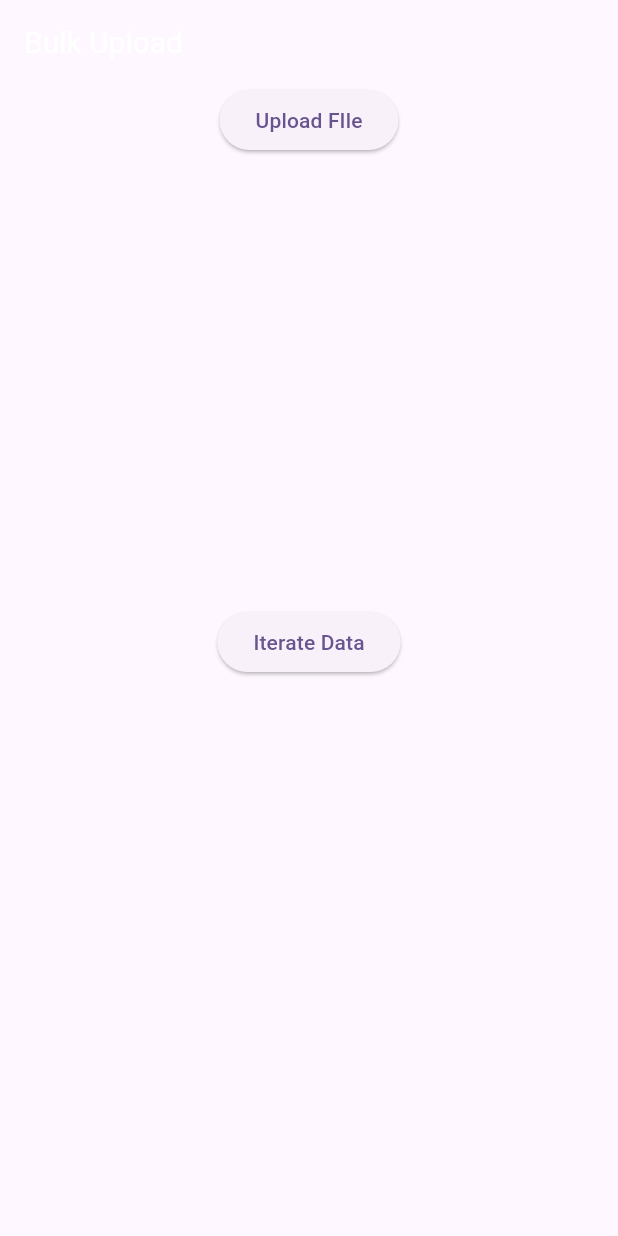
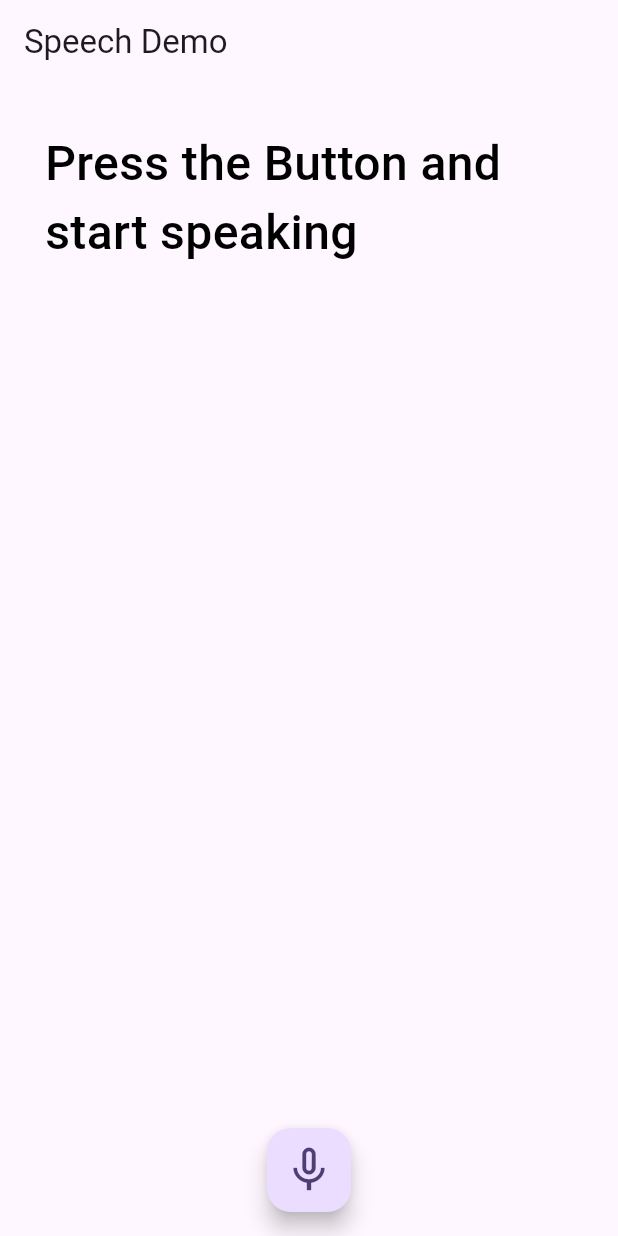
Before and after one commit to muhammadarslannasr/pagination_with_multiple_list_scroll_to_top_flutter_app, a Flutter app: the screen it shows after launch, on a phone screen of 412 x 824 dp. Run offline on Flutter 3.47's test engine with Material 3 defaults, Android fonts, the phone set to English and light mode, and no system bars; our stand-ins replace csv, file_picker, image_picker, responsive_sizer, screenshot, speech_to_text; missing offline and left inert: cached_video_player_plus, flutter_barcode_scanner, mobile_scanner, whatsapp_share.

Commit message:
text to speech!

```diff
--- a/lib/main.dart
+++ b/lib/main.dart
@@ -1,14 +1,5 @@
 import 'package:flutter/material.dart';
-import 'package:flutter_mixup_tries_project/aligned_column_inner_row.dart';
-import 'package:flutter_mixup_tries_project/barcode_scanner_with_overlay/bar_code_scanner_with_overlay.dart';
-import 'package:flutter_mixup_tries_project/customCarousel/custom_carousel_slider.dart';
-import 'package:flutter_mixup_tries_project/flutter_barcode_scanner_screen/flutter_barcode_scanner_screen.dart';
-import 'package:flutter_mixup_tries_project/horizontal_scroll_paginated_screen/horizontal_scroll_paginated_screen.dart';
-import 'package:flutter_mixup_tries_project/modal_full_background/main_screen.dart';
-import 'package:flutter_mixup_tries_project/scanner/scanner_screen.dart';
-import 'package:flutter_mixup_tries_project/upload_page.dart';
-import 'package:flutter_mixup_tries_project/video_player_screen/video_player_screen.dart';
-import 'package:flutter_mixup_tries_project/whatsapp_send_image_screen/whatsapp_send_image_screen.dart';
+import 'package:flutter_mixup_tries_project/speech_to_text/speech_to_text_screen.dart';
 import 'package:responsive_sizer/responsive_sizer.dart';
 
 void main() {
@@ -38,7 +29,8 @@ class MyApp extends StatelessWidget {
         // home: const BarcodeScannerWithOverlay(),
         // home: const FlutterBarCodeScannerScreen(),
         // home: const VideoPlayerScreen(),
-        home: const UploadPage(),
+        // home: const UploadPage(),
+        home: const SpeechToTextScreen(),
       );
     });
   }
--- /dev/null
+++ b/lib/speech_to_text/speech_api.dart
@@ -0,0 +1,17 @@
+import 'package:speech_to_text/speech_to_text.dart';
+
+class SpeechApi {
+  static final _speech = SpeechToText();
+
+  static Future<bool> toggleRecording({
+    required Function(String text) onResult,
+  }) async {
+    final isAvailable = await _speech.initialize();
+
+    if (isAvailable) {
+      _speech.listen(onResult: (value) => onResult(value.recognizedWords));
+    }
+
+    return isAvailable;
+  }
+}
--- /dev/null
+++ b/lib/speech_to_text/speech_to_text_screen.dart
@@ -0,0 +1,45 @@
+import 'package:flutter/material.dart';
+import 'package:flutter_mixup_tries_project/speech_to_text/speech_api.dart';
+
+class SpeechToTextScreen extends StatefulWidget {
+  const SpeechToTextScreen({super.key});
+
+  @override
+  State<SpeechToTextScreen> createState() => _SpeechToTextScreenState();
+}
+
+class _SpeechToTextScreenState extends State<SpeechToTextScreen> {
+  String text = 'Press the Button and start speaking';
+
+  @override
+  Widget build(BuildContext context) {
+    return Scaffold(
+      appBar: AppBar(
+        title: const Text('Speech Demo'),
+      ),
+      body: SingleChildScrollView(
+        padding: const EdgeInsets.all(30),
+        child: Text(
+          text,
+          style: const TextStyle(
+            fontSize: 32,
+            color: Colors.black,
+            fontWeight: FontWeight.w500,
+          ),
+        ),
+      ),
+      floatingActionButtonLocation: FloatingActionButtonLocation.centerFloat,
+      floatingActionButton: FloatingActionButton(
+        onPressed: toggleRecording,
+        child: const Icon(
+          Icons.mic_none,
+          size: 36,
+        ),
+      ),
+    );
+  }
+
+  Future toggleRecording() => SpeechApi.toggleRecording(
+        onResult: (text) => setState(() => this.text = text),
+      );
+}
--- a/pubspec.yaml
+++ b/pubspec.yaml
@@ -49,6 +49,8 @@ dependencies:
   file_picker: ^5.3.3
   csv: ^5.0.2
   open_file: ^3.3.2
+  avatar_glow: ^3.0.1
+  speech_to_text: ^6.6.1
 
 dev_dependencies:
   flutter_test:
```
Also changed, not shown: pubspec.lock, 1 other file.
